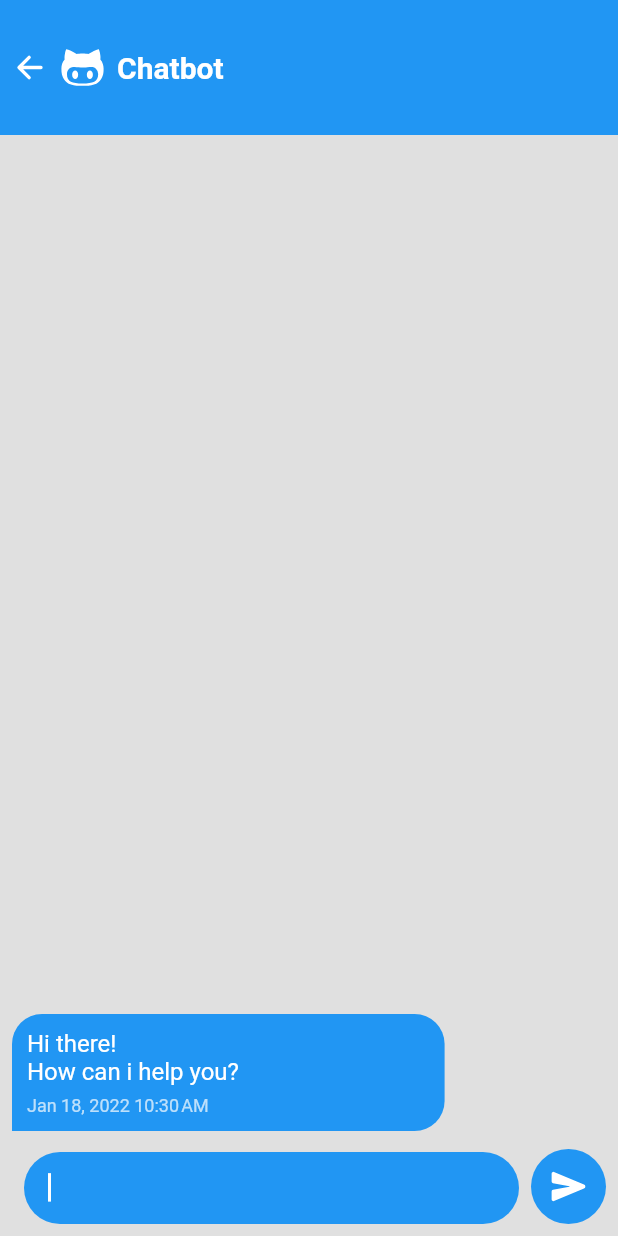
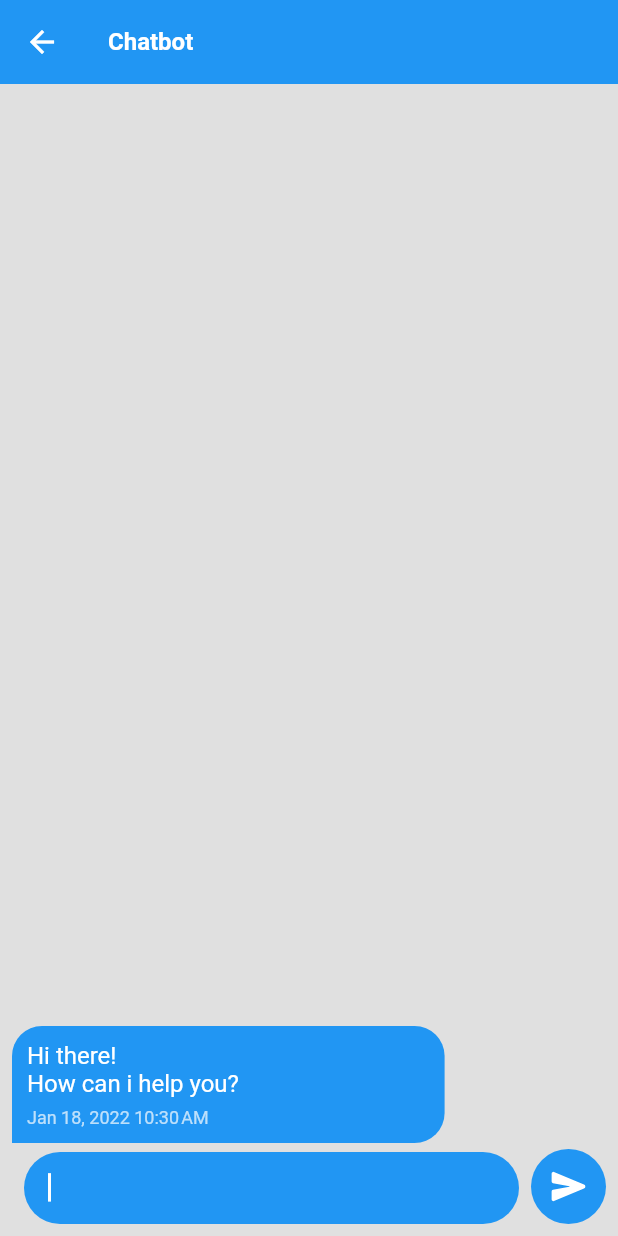
Before and after one commit to antonio-carrizosa/chat-bot, a Flutter app: the screen it shows after launch, after a tap on an icon or button, on a phone screen of 412 x 824 dp. Run offline on Flutter 3.47's test engine with Material 2 defaults, Android fonts, the phone set to English and light mode, and no system bars; our stand-ins replace awesome_notifications, flutter_svg, ionicons.

Commit message:
chat screen widgets modified, fixed null return on showAllowNotificationsDialog method

```diff
--- a/lib/presentation/chat/chat_screen.dart
+++ b/lib/presentation/chat/chat_screen.dart
@@ -1,12 +1,13 @@
-import 'package:chat_bot/application/chat/chat_provider.dart';
-import 'package:chat_bot/core/models/message.dart';
-import 'package:chat_bot/core/models/user.dart';
-import 'package:chat_bot/presentation/chat/widgets/message_builder.dart';
-import 'package:chat_bot/presentation/chat/widgets/message_list.dart';
 import 'package:flutter/material.dart';
 import 'package:ionicons/ionicons.dart';
 import 'package:provider/provider.dart';
 import 'package:uuid/uuid.dart';
+import 'package:chat_bot/application/chat/chat_provider.dart';
+import 'package:chat_bot/core/models/message.dart';
+import 'package:chat_bot/core/models/user.dart';
+import 'package:chat_bot/presentation/chat/widgets/appbar.dart';
+import 'package:chat_bot/presentation/chat/widgets/message_builder.dart';
+import 'package:chat_bot/presentation/chat/widgets/message_list.dart';
 
 class ChatScreen extends StatelessWidget {
   static const String routeName = "/chat";
@@ -15,17 +16,31 @@ class ChatScreen extends StatelessWidget {
   @override
   Widget build(BuildContext context) {
     final currentUser = Provider.of<User>(context);
+    final chatProvider = Provider.of<ChatProvider>(context);
 
     return Scaffold(
       backgroundColor: Colors.grey.shade300,
-      body: Container(
-        child: Column(
+      appBar: AppBar(
+        brightness: Brightness.dark,
+        elevation: 0,
+        title: Column(
           children: [
-            _AppBarContent(
-              isTyping: Provider.of<ChatProvider>(context).isBotTyping,
+            Text("Chatbot",
+                style: TextStyle(
+                    color: Colors.white,
+                    fontSize: 16,
+                    fontWeight: FontWeight.bold)),
+            if (chatProvider.isBotTyping)
+              Text("Typing...",
+                  style: TextStyle(color: Colors.white60, fontSize: 12)),
+          ],
         ),
+      ),
+      body: Column(
+        children: [
+          // AppBarContent(isTyping: chatProvider.isBotTyping),
           MessageList(
-              messages: Provider.of<ChatProvider>(context).messages,
+            messages: chatProvider.messages,
             currentUser: currentUser,
           ),
           MessageBuilder(
@@ -42,48 +57,6 @@ class ChatScreen extends StatelessWidget {
           ),
         ],
       ),
-      ),
     );
   }
 }
-
-class _AppBarContent extends StatelessWidget {
-  final bool isTyping;
-
-  const _AppBarContent({Key? key, this.isTyping = false}) : super(key: key);
-
-  @override
-  Widget build(BuildContext context) {
-    return Container(
-      padding: const EdgeInsets.all(8),
-      height: 90,
-      color: Theme.of(context).primaryColor,
-      child: SafeArea(
-        child: Row(
-          children: [
-            InkWell(
-                onTap: () => Navigator.pop(context),
-                child: Icon(Ionicons.arrow_back, color: Colors.white)),
-            const SizedBox(width: 8),
-            Icon(Ionicons.logo_octocat, color: Colors.white, size: 30),
-            const SizedBox(width: 8),
-            Column(
-              crossAxisAlignment: CrossAxisAlignment.start,
-              mainAxisAlignment: MainAxisAlignment.spaceAround,
-              children: [
-                Text("Chatbot",
-                    style: TextStyle(
-                        color: Colors.white,
-                        fontSize: 20,
-                        fontWeight: FontWeight.bold)),
-                if (isTyping)
-                  Text("Typing...",
-                      style: TextStyle(color: Colors.white60, fontSize: 14)),
-              ],
-            ),
-          ],
-        ),
-      ),
-    );
-  }
-}
--- a/lib/presentation/chat/widgets/message_builder.dart
+++ b/lib/presentation/chat/widgets/message_builder.dart
@@ -34,8 +34,12 @@ class _MessageBuilderState extends State<MessageBuilder> {
 
   @override
   Widget build(BuildContext context) {
-    return Container(
-      padding: EdgeInsets.all(8),
+    return SafeArea(
+      top: false,
+      bottom: true,
+      child: Container(
+        margin: const EdgeInsets.only(bottom: 8),
+        padding: const EdgeInsets.symmetric(horizontal: 8),
         child: Row(
           crossAxisAlignment: CrossAxisAlignment.end,
           children: [
@@ -44,6 +48,7 @@ class _MessageBuilderState extends State<MessageBuilder> {
               onPressed: () => sendMessage(_controller.text.trim()),
             ),
           ],
+        ),
       ),
     );
   }
--- a/lib/presentation/chat/widgets/message_list.dart
+++ b/lib/presentation/chat/widgets/message_list.dart
@@ -14,8 +14,7 @@ class MessageList extends StatelessWidget {
   @override
   Widget build(BuildContext context) {
     return Expanded(
-        flex: 1,
-        child: Container(
+        child: Padding(
       padding: const EdgeInsets.symmetric(horizontal: 8),
       child: ListView(
         physics: BouncingScrollPhysics(),
--- a/lib/presentation/common/alert_dialog.dart
+++ b/lib/presentation/common/alert_dialog.dart
@@ -4,7 +4,7 @@ showAllowNotificationsDialog({
   required void Function() allow,
   required void Function() denie,
 }) {
-  AlertDialog(
+  return AlertDialog(
     title: Text('Allow Notifications'),
     content: Text('Our app would like to send you notifications.'),
     actions: [
@@ -15,7 +15,7 @@ showAllowNotificationsDialog({
             style: TextStyle(color: Colors.grey, fontSize: 18),
           )),
       TextButton(
-          onPressed: () => allow,
+          onPressed: allow,
           child: Text(
             'Allow',
             style: TextStyle(
--- a/lib/presentation/main_screen.dart
+++ b/lib/presentation/main_screen.dart
@@ -20,17 +20,17 @@ class MainScreen extends StatefulWidget {
 
 class _MainScreenState extends State<MainScreen> with WidgetsBindingObserver {
   late ChatProvider chatProvider;
-  late NotifycationRepository notificationService;
+  late NotifycationRepository notificationRepository;
 
   @override
   void initState() {
     chatProvider = Provider.of<ChatProvider>(context, listen: false);
-    notificationService =
+    notificationRepository =
         Provider.of<NotifycationRepository>(context, listen: false);
-    notificationService
+    notificationRepository
       ..isNotificationAllowed().then((isAllowed) {
         if (!isAllowed) {
-          _requestPermision(notificationService);
+          _requestPermision();
         }
       })
       ..actionStream.listen(_handleAction);
@@ -48,12 +48,12 @@ class _MainScreenState extends State<MainScreen> with WidgetsBindingObserver {
     }
   }
 
-  Future<void> _requestPermision(NotifycationRepository notificationService) {
+  Future<void> _requestPermision() {
     return showDialog(
       context: context,
       builder: (context) => showAllowNotificationsDialog(
         allow: () async {
-          notificationService
+          notificationRepository
               .requestPermission()
               .then((_) => Navigator.pop(context));
         },
@@ -65,10 +65,10 @@ class _MainScreenState extends State<MainScreen> with WidgetsBindingObserver {
   void _handleAction(ReceivedAction action) async {
     if (action.channelKey == NotificationImplementation.CHANNEL_KEY &&
         Platform.isIOS) {
-      notificationService.decrementiOSBadge();
+      notificationRepository.decrementiOSBadge();
     }
     if (action.channelKey == NotificationImplementation.CHANNEL_KEY) {
-      if (!Navigator.of(context).isCurrent(ChatScreen.routeName)) {
+      if (Navigator.of(context).isCurrent(ChatScreen.routeName)) {
         await Navigator.pushNamedAndRemoveUntil(
             context, ChatScreen.routeName, (route) => route.isFirst);
         chatProvider.createNotification = true;
@@ -78,7 +78,7 @@ class _MainScreenState extends State<MainScreen> with WidgetsBindingObserver {
 
   @override
   void dispose() {
-    notificationService.closeSink();
+    notificationRepository.closeSink();
     super.dispose();
   }
 
--- a/pubspec.yaml
+++ b/pubspec.yaml
@@ -32,7 +32,6 @@ dependencies:
   uuid: ^3.0.5
   provider: ^6.0.2
   intl: ^0.17.0
-  animate_do: ^2.1.0
   awesome_notifications: ^0.0.6+10
 
 dev_dependencies:
```
Also changed, not shown: lib/presentation/chat/widgets/appbar.dart (added, +42 -0 lines), pubspec.lock, 3 other files. Lines whose indentation alone changed are shown as unchanged.
